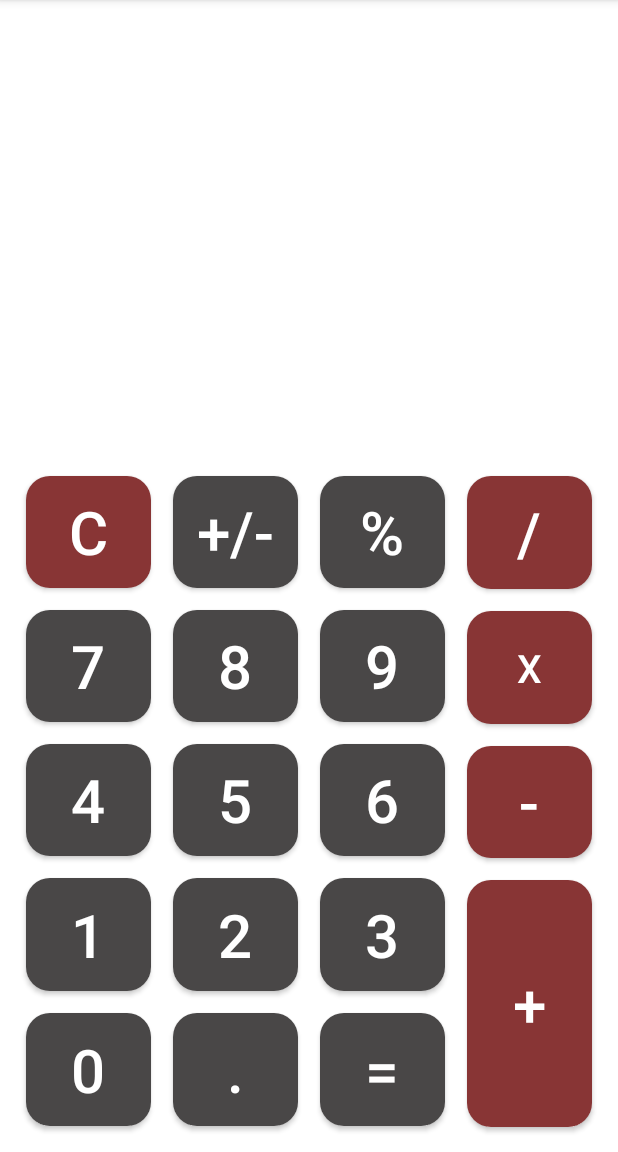
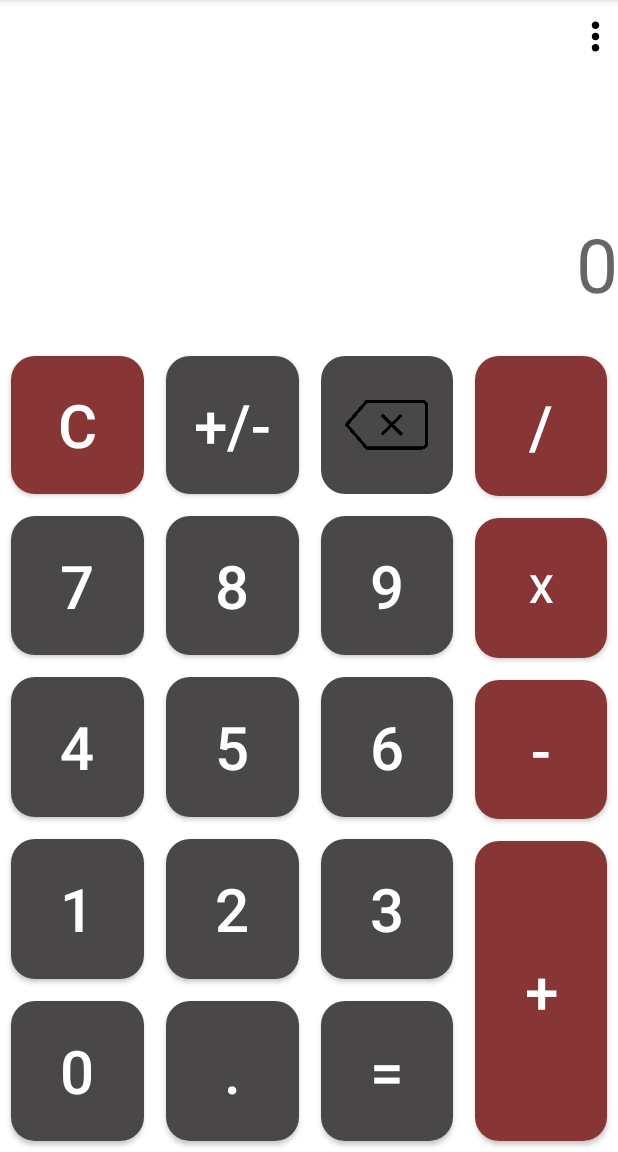
Before and after one commit to Madirimov411/Calculator_2, an Android app: the screen it shows after launch (MainActivity), on a phone screen of 412 x 824 dp, the part 84-1236 px from its top. Run offline under Robolectric (Android 15) with nearby library versions, the phone set to English and light mode, and no system bars.

Commit message:
Yangilandi2

```diff
--- a/app/src/main/java/com/uzb7/calculator/MainActivity.kt
+++ b/app/src/main/java/com/uzb7/calculator/MainActivity.kt
@@ -2,10 +2,110 @@ package com.uzb7.calculator
 
 import androidx.appcompat.app.AppCompatActivity
 import android.os.Bundle
+import android.view.View
+import android.widget.Button
+import android.widget.EditText
+import android.widget.TextView
 
-class MainActivity : AppCompatActivity() {
+class MainActivity : AppCompatActivity(), View.OnClickListener {
+    lateinit var displey:EditText
+    lateinit var natija:TextView
+    var numbertext:String=""
+    var textnumber:Int=0
+    var amal:String = ""
     override fun onCreate(savedInstanceState: Bundle?) {
         super.onCreate(savedInstanceState)
         setContentView(R.layout.activity_main)
+        initview()
+    }
+
+    private fun initview() {
+        val bone=findViewById<Button>(R.id.b_1)
+        val btwo=findViewById<Button>(R.id.b_2)
+        val bthree=findViewById<Button>(R.id.b_3)
+        val bfour=findViewById<Button>(R.id.b_4)
+        val bfive=findViewById<Button>(R.id.b_5)
+        val bsex=findViewById<Button>(R.id.b_6)
+        val bseven=findViewById<Button>(R.id.b_7)
+        val bheigt=findViewById<Button>(R.id.b_8)
+        val bnine=findViewById<Button>(R.id.b_9)
+        val bzero=findViewById<Button>(R.id.b_0)
+        val bAC=findViewById<Button>(R.id.b_c)
+        val bpilusminus=findViewById<Button>(R.id.b_plus_minus)
+        val bplus=findViewById<Button>(R.id.b_qoshish)
+        val bminus=findViewById<Button>(R.id.b_ayirish)
+        val bkopaytirish=findViewById<Button>(R.id.b_kopaytirish)
+        val bbolish=findViewById<Button>(R.id.b_bolish)
+        val bbarobar=findViewById<Button>(R.id.b_teng)
+        natija=findViewById(R.id.tv_javob)
+        displey=findViewById(R.id.et_kiritish)
+        bone.setOnClickListener(this)
+        btwo.setOnClickListener(this)
+        bthree.setOnClickListener(this)
+        bfour.setOnClickListener(this)
+        bfive.setOnClickListener(this)
+        bsex.setOnClickListener(this)
+        bseven.setOnClickListener(this)
+        bheigt.setOnClickListener(this)
+        bnine.setOnClickListener(this)
+        bzero.setOnClickListener(this)
+        bfive.setOnClickListener(this)
+        bsex.setOnClickListener(this)
+        bseven.setOnClickListener(this)
+        bheigt.setOnClickListener(this)
+        bnine.setOnClickListener(this)
+        bzero.setOnClickListener(this)
+        bAC.setOnClickListener(this)
+        bpilusminus.setOnClickListener(this)
+        bplus.setOnClickListener(this)
+        bminus.setOnClickListener(this)
+        bkopaytirish.setOnClickListener(this)
+        bbolish.setOnClickListener(this)
+        bbarobar.setOnClickListener(this)
+    }
+
+    override fun onClick(button: View?) {
+        val id=button?.id
+        when(id){
+            R.id.b_1->{
+                numbertext+="1"
+                displey.setText(numbertext)
+            }
+            R.id.b_2->{
+                numbertext+="2"
+                displey.setText(numbertext)
+            }
+            R.id.b_3->{
+                numbertext+="3"
+                displey.setText(numbertext)
+            }
+            R.id.b_4->{
+                numbertext+="4"
+                displey.setText(numbertext)
+            }
+            R.id.b_5->{
+                numbertext+="5"
+                displey.setText(numbertext)
+            }
+            R.id.b_6->{
+                numbertext+="6"
+                displey.setText(numbertext)
+            }
+            R.id.b_7->{
+                numbertext+="7"
+                displey.setText(numbertext)
+            }
+            R.id.b_8->{
+                numbertext+="8"
+                displey.setText(numbertext)
+            }R.id.b_9->{
+            numbertext+="9"
+            displey.setText(numbertext)
+            }
+            R.id.b_0->{
+            numbertext+="0"
+            displey.setText(numbertext)
+            }
+        }
     }
 }
--- /dev/null
+++ b/app/src/main/res/drawable/baseline_more_vert_24.xml
@@ -0,0 +1,5 @@
+<vector android:height="24dp" android:tint="#000000"
+    android:viewportHeight="24" android:viewportWidth="24"
+    android:width="24dp" xmlns:android="http://schemas.android.com/apk/res/android">
+    <path android:fillColor="@android:color/white" android:pathData="M12,8c1.1,0 2,-0.9 2,-2s-0.9,-2 -2,-2 -2,0.9 -2,2 0.9,2 2,2zM12,10c-1.1,0 -2,0.9 -2,2s0.9,2 2,2 2,-0.9 2,-2 -0.9,-2 -2,-2zM12,16c-1.1,0 -2,0.9 -2,2s0.9,2 2,2 2,-0.9 2,-2 -0.9,-2 -2,-2z"/>
+</vector>
--- a/app/src/main/res/layout/activity_main.xml
+++ b/app/src/main/res/layout/activity_main.xml
@@ -3,14 +3,43 @@
     xmlns:app="http://schemas.android.com/apk/res-auto"
     xmlns:tools="http://schemas.android.com/tools"
     android:layout_width="match_parent"
-    android:padding="10dp"
     android:orientation="vertical"
     android:layout_height="match_parent"
     tools:context=".MainActivity">
 
     <LinearLayout
+        android:orientation="vertical"
         android:layout_width="match_parent"
-        android:layout_height="300dp">
+        android:layout_height="230dp">
+        <LinearLayout
+            android:gravity="end|center"
+            android:layout_weight="1.5"
+            android:layout_width="match_parent"
+            android:layout_height="match_parent">
+            <ImageView
+                android:id="@+id/iv_boshqalar"
+                android:layout_width="30dp"
+                android:layout_height="30dp"
+                android:src="@drawable/baseline_more_vert_24"/>
+        </LinearLayout>
+        <TextView
+            android:id="@+id/tv_javob"
+            android:gravity="end|center"
+            android:textSize="40sp"
+            android:layout_width="match_parent"
+            android:layout_height="match_parent"
+            android:layout_weight="1.3"/>
+        <EditText
+            android:id="@+id/et_kiritish"
+            android:background="@color/white"
+            android:textSize="50sp"
+            android:layout_width="match_parent"
+            android:layout_height="match_parent"
+            android:layout_weight="1"
+            android:hint="0"
+            android:gravity="end|center"
+            android:textColor="@color/black"/>
+
 
     </LinearLayout>
     <LinearLayout
@@ -21,26 +50,40 @@
             android:layout_width="match_parent"
             android:layout_height="match_parent"
             android:layout_weight="1">
+
             <LinearLayout
+                android:layout_width="match_parent"
+                android:layout_height="68dp"
                 android:layout_weight="1"
-                android:orientation="horizontal"
-                android:layout_width="match_parent"
-                android:layout_height="wrap_content">
+                android:orientation="horizontal">
+
                 <androidx.appcompat.widget.AppCompatButton
                     android:id="@+id/b_c"
                     style="@style/normal_button"
                     android:background="@drawable/buttonbackground"
-                    android:text="C"/>
+                    android:text="C" />
+
                 <androidx.appcompat.widget.AppCompatButton
                     android:id="@+id/b_plus_minus"
                     style="@style/normal_button"
                     android:background="@drawable/buttonraqamlarbackground"
-                    android:text="+/-"/>
-                <androidx.appcompat.widget.AppCompatButton
-                    android:id="@+id/b_foiz"
-                    style="@style/normal_button"
-                    android:background="@drawable/buttonraqamlarbackground"
-                    android:text="%"/>
+                    android:text="+/-" />
+
+                <LinearLayout
+                    android:layout_width="match_parent"
+                    android:layout_height="match_parent"
+                    android:layout_weight="3.1">
+
+                    <ImageView
+                        android:layout_width="match_parent"
+                        android:layout_height="match_parent"
+                        android:layout_marginHorizontal="7.5dp"
+                        android:layout_marginVertical="7.5dp"
+                        android:background="@drawable/buttonraqamlarbackground"
+                        android:padding="16dp"
+                        android:src="@drawable/ochirish" />
+                </LinearLayout>
+
 
             </LinearLayout>
             <LinearLayout
@@ -53,7 +96,7 @@
                     android:background="@drawable/buttonraqamlarbackground"
                     android:text="7"/>
                 <androidx.appcompat.widget.AppCompatButton
-                    android:id="@+id/b_88"
+                    android:id="@+id/b_8"
                     style="@style/normal_button"
                     android:background="@drawable/buttonraqamlarbackground"
                     android:text="8"/>
@@ -80,6 +123,7 @@
                     android:background="@drawable/buttonraqamlarbackground"
                     android:text="5"/>
                 <androidx.appcompat.widget.AppCompatButton
+                    android:id="@+id/b_6"
                     style="@style/normal_button"
                     android:background="@drawable/buttonraqamlarbackground"
                     android:text="6"/>
```
Also changed, not shown: app/src/main/res/drawable/ochirish.png (added).
